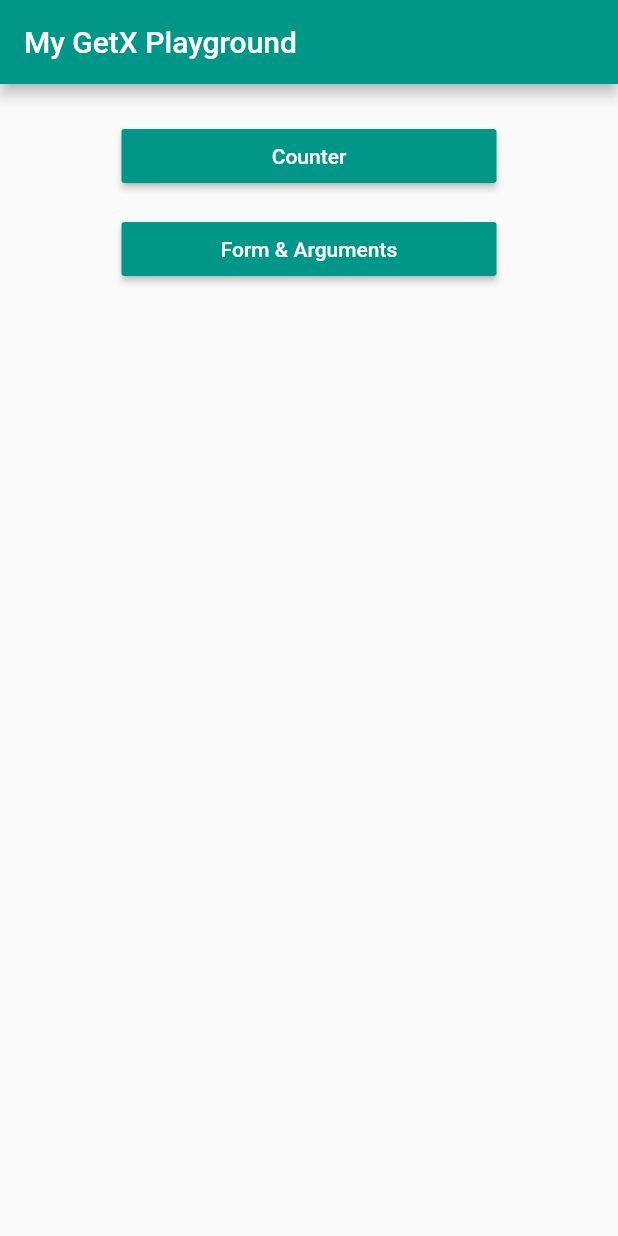
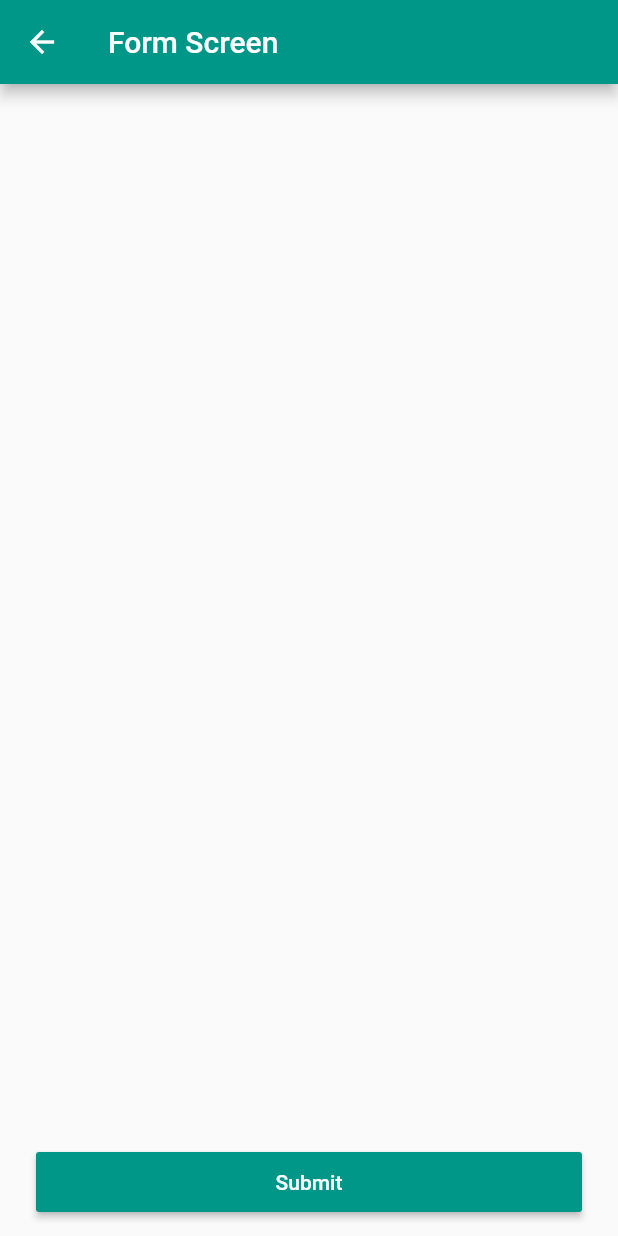
Before and after one commit to yoesuv/GetX-Playground, a Flutter app: the screen it shows after launch, after a tap on "Form & Arguments", on a phone screen of 412 x 824 dp. Run offline on Flutter 3.47's test engine with Material 2 defaults, Android fonts, the phone set to English and light mode, and no system bars; our stand-ins replace get.

Commit message:
:newspaper: add form screen

```diff
--- a/lib/src/core/routes/app_route.dart
+++ b/lib/src/core/routes/app_route.dart
@@ -1,8 +1,10 @@
 import 'package:get/get_navigation/src/routes/get_route.dart';
 import 'package:my_getx_playground/src/menu/counter/counter_screen.dart';
+import 'package:my_getx_playground/src/menu/form/form_screen.dart';
 import 'package:my_getx_playground/src/menu/home/home_screen.dart';
 
 final List<GetPage> appRoute = [
   GetPage(name: '/', page: () => const HomeScreen()),
   GetPage(name: CounterScreen.routeName, page: () => const CounterScreen()),
+  GetPage(name: FormScreen.routeName, page: () => const FormScreen()),
 ];
--- /dev/null
+++ b/lib/src/menu/form/form_screen.dart
@@ -0,0 +1,35 @@
+import 'package:flutter/material.dart';
+import 'package:my_getx_playground/src/widgets/my_button.dart';
+
+class FormScreen extends StatelessWidget {
+  static const routeName = '/form';
+  const FormScreen({Key? key}) : super(key: key);
+
+  @override
+  Widget build(BuildContext context) {
+    return Scaffold(
+      appBar: AppBar(
+        title: const Text('Form Screen'),
+      ),
+      body: SafeArea(
+        child: Padding(
+          padding: EdgeInsets.symmetric(horizontal: 24),
+          child: Column(
+            mainAxisSize: MainAxisSize.min,
+            crossAxisAlignment: CrossAxisAlignment.start,
+            children: [
+              SizedBox(height: 24),
+            ],
+          ),
+        ),
+      ),
+      bottomNavigationBar: Padding(
+        padding: EdgeInsets.only(left: 24, right: 24, bottom: 12),
+        child: MyButton(
+          label: 'Submit',
+          onPressed: () {},
+        ),
+      ),
+    );
+  }
+}
--- a/lib/src/menu/home/home_screen.dart
+++ b/lib/src/menu/home/home_screen.dart
@@ -2,6 +2,7 @@
 import 'package:get/get_core/src/get_main.dart';
 import 'package:get/get_navigation/get_navigation.dart';
 import 'package:my_getx_playground/src/menu/counter/counter_screen.dart';
+import 'package:my_getx_playground/src/menu/form/form_screen.dart';
 import 'package:my_getx_playground/src/widgets/my_button.dart';
 
 class HomeScreen extends StatelessWidget {
@@ -33,7 +34,9 @@
                 Center(
                   child: MyButton(
                     label: 'Form & Arguments',
-                    onPressed: () {},
+                    onPressed: () {
+                      Get.toNamed(FormScreen.routeName);
+                    },
                   ),
                 ),
               ],
--- a/lib/src/widgets/my_button.dart
+++ b/lib/src/widgets/my_button.dart
@@ -2,17 +2,20 @@
 
 class MyButton extends StatelessWidget {
   final String label;
+  final double? height;
   final Function? onPressed;
 
   const MyButton({
     Key? key,
     required this.label,
+    this.height = 40,
     this.onPressed,
   }) : super(key: key);
 
   @override
   Widget build(BuildContext context) {
     return MaterialButton(
+      height: height,
       minWidth: 250,
       color: Colors.teal,
       onPressed: () {
```
Also changed, not shown: 1 other file.
